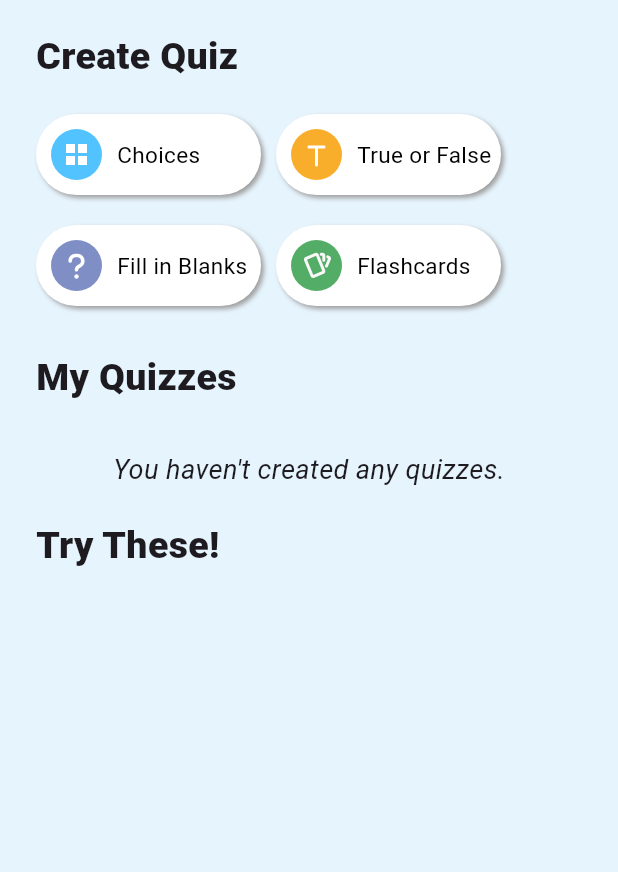
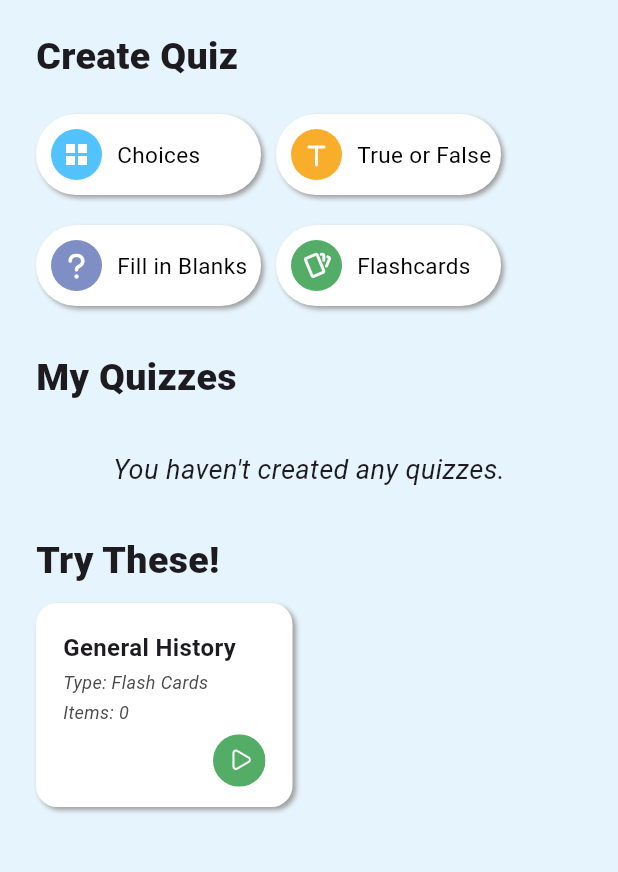
Before and after one commit to viancie/quizzard, a Flutter app: the QuizPage screen opened by its route, on a phone screen of 412 x 824 dp, the part 84-956 px from its top. Run offline on Flutter 3.47's test engine with Material 3 defaults, Android fonts, the phone set to English and light mode, and no system bars; our stand-ins replace flutter_svg; project files that could hold a hidden picture were left out.

Commit message:
quiz page create quiz done, no edit and play button functions yet. and walay data

```diff
--- /dev/null
+++ b/lib/components/my_quiz_tile.dart
@@ -0,0 +1,99 @@
+import 'package:flutter/cupertino.dart';
+import 'package:flutter/material.dart';
+import 'package:flutter_svg/svg.dart';
+import 'package:quizzard/model/quiz.dart';
+
+class MyQuiz extends StatefulWidget {
+  final Quiz quiz;
+  final int typeQuiz; // 0 means customize, -1 means built in
+  const MyQuiz({super.key, required this.quiz, required this.typeQuiz});
+
+  @override
+  State<MyQuiz> createState() => _MyQuiz();
+}
+
+class _MyQuiz extends State<MyQuiz> {
+  @override
+  Widget build(BuildContext context) {
+    return Container(
+        margin: EdgeInsets.only(bottom: 15, right: 10),
+        width: 171,
+        decoration: BoxDecoration(
+            color: Colors.white,
+            borderRadius: BorderRadius.circular(14),
+            boxShadow: const [
+              BoxShadow(
+                color: Colors.grey,
+                blurRadius: 2.0,
+                spreadRadius: 0.0,
+                offset: Offset(2.0, 2.0),
+              )
+            ]),
+        child: Padding(
+          padding: const EdgeInsets.only(left: 18, right: 18, top: 18, bottom: 18),
+          child: Column(
+            children: [
+              Align(
+                alignment: Alignment.topLeft,
+                child: Text(widget.quiz.title,
+                    style:
+                        const TextStyle(fontWeight: FontWeight.w600, fontSize: 16)),
+              ),
+              SizedBox(height: 3,),
+              // type
+              Align(
+                alignment: Alignment.topLeft,
+                child: Text(
+                  widget.quiz.type == 1
+                      ? "Type: Multiple Choice"
+                      : widget.quiz.type == 2
+                          ? "Type: True or False"
+                          : widget.quiz.type == 3
+                              ? "Type: Fill in the Blanks"
+                              : "Type: Flash Cards",
+                  style: const TextStyle(
+                    fontSize: 12,
+                    fontStyle: FontStyle.italic,
+                    color: Color(0xFF4B4B4B),
+                  ),
+                ),
+              ),
+              SizedBox(height: 3,),
+              // number of items
+              Align(
+                alignment: Alignment.topLeft,
+                child: Text(
+                  "Items: ${widget.quiz.questionTable.length}",
+                  style: const TextStyle(
+                    fontSize: 12,
+                    color: Color(0xFF4B4B4B),
+                    fontStyle: FontStyle.italic,
+                  ),
+                ),
+              ),
+              SizedBox(height: 6,),
+
+              widget.typeQuiz == 0 ?
+              Padding(
+                padding: const EdgeInsets.only(left: 50),
+                child: Row(
+                  children: [
+                    // play icon
+                    SvgPicture.asset("lib/assets/play_icon.svg"),
+                    // edit icon
+                    Padding(
+                      padding: const EdgeInsets.only(left: 10),
+                      child: SvgPicture.asset("lib/assets/edit_icon.svg"),
+                    )
+                  ],
+                ),
+              )
+              : Padding(
+                padding: const EdgeInsets.only(left: 100),
+                child: SvgPicture.asset("lib/assets/play_icon.svg"),
+              )
+            ],
+          ),
+        ));
+  }
+}
--- a/lib/components/topic_button.dart
+++ b/lib/components/topic_button.dart
@@ -3,11 +3,11 @@ import 'package:flutter_svg/svg.dart';
 
 class TopicButton extends StatefulWidget {
   final bool isClicked;
-  final void Function()? onTap;
+  void Function()? onTap;
   final String iconPressedPath;
   final String iconDefaultPath;
   final String text;
-  const TopicButton(
+  TopicButton(
       {super.key,
       required this.isClicked,
       required this.onTap,
--- /dev/null
+++ b/lib/model/questions.dart
@@ -0,0 +1,15 @@
+class Question {
+  late String qText;
+  late List<String> choices;
+
+  // constructor
+  Question(String q, List<String> c) {
+    qText = q;
+    choices = c;
+  }
+
+  Question.noChoices(String q) {
+    qText = q;
+    choices = [];
+  }
+}
--- a/lib/model/quiz.dart
+++ b/lib/model/quiz.dart
@@ -1,3 +1,29 @@
+import 'dart:collection';
+
+import 'package:quizzard/model/questions.dart';
+
 class Quiz {
+  late String title;
+  late int type; // 1 - choices, 2 - TF, 3 - Blanks, 4 - Cards
+  late HashMap<Question, String> questionTable;
+
+  // constructor
+  Quiz(String t, int ty, HashMap<Question, String> q) {
+    title = t;
+    type = ty;
+    questionTable = q;
+  }
+
+  Quiz.onlyTitle(String t) {
+    title = t;
+    type = 0;
+    questionTable = HashMap();
+  }
+
+  // method to add question to quiz
+  void addQuestion(Question q, String answer) {
+    questionTable.addAll({q: answer});
+  }
+
 
 }
--- a/lib/pages/quiz_page.dart
+++ b/lib/pages/quiz_page.dart
@@ -1,5 +1,10 @@
+import 'dart:collection';
+
 import 'package:flutter/material.dart';
+import 'package:quizzard/components/dialog_create.dart';
+import 'package:quizzard/components/my_quiz_tile.dart';
 import 'package:quizzard/components/topic_button.dart';
+import 'package:quizzard/model/questions.dart';
 import 'package:quizzard/model/quiz.dart';
 
 class QuizPage extends StatefulWidget {
@@ -10,14 +15,94 @@ class QuizPage extends StatefulWidget {
 }
 
 class _QuizPageState extends State<QuizPage> {
+  final TextEditingController _controller = TextEditingController();
+  int selected = -1;
+  List<Quiz> myQuizzes = [];
+  List<Quiz> tryTheseQuizzes = [];
 
-  List<Quiz> myQuizzes = [];
+  void saveQuiz() {
+    setState(() {
+      HashMap<Question, String> hTable = HashMap();
+      myQuizzes.add(Quiz(_controller.text, selected, hTable ));
+      _controller.clear();
+    });
+    Navigator.pop(context);
+  }
+
+  void createMCQuiz() {
+    setState(() {
+      selected = 1;
+    });
+
+    showDialog(
+        context: context,
+        builder: (context) {
+          return CreateQuiz(
+            type: 1,
+            controller: _controller,
+            onCreate: saveQuiz,
+            onCancel: () => Navigator.pop(context),
+          );
+        });
+  }
+
+  void createTFQuiz() {
+    setState(() {
+      selected = 2;
+    });
+
+    showDialog(
+        context: context,
+        builder: (context) {
+          return CreateQuiz(
+            type: 2,
+            controller: _controller,
+            onCreate: saveQuiz,
+            onCancel: () => Navigator.pop(context),
+          );
+        });
+  }
+
+  void createBlanksQuiz() {
+    setState(() {
+      selected = 3;
+    });
+
+    showDialog(
+        context: context,
+        builder: (context) {
+          return CreateQuiz(
+            type: 3,
+            controller: _controller,
+            onCreate: saveQuiz,
+            onCancel: () => Navigator.pop(context),
+          );
+        });
+  }
+
+  void createCardsQuiz() {
+    setState(() {
+      selected = 4;
+    });
+
+    showDialog(
+        context: context,
+        builder: (context) {
+          return CreateQuiz(
+            type: 4,
+            controller: _controller,
+            onCreate: saveQuiz,
+            onCancel: () => Navigator.pop(context),
+          );
+        });
+  }
 
   @override
   Widget build(BuildContext context) {
+    tryTheseQuizzes.add(Quiz.onlyTitle("General History"));
+
     return Scaffold(
       backgroundColor: const Color.fromARGB(255, 230, 244, 253),
-
       appBar: AppBar(
         backgroundColor: Colors.white,
         elevation: 0,
@@ -26,30 +111,29 @@ class _QuizPageState extends State<QuizPage> {
           style: TextStyle(fontWeight: FontWeight.w900),
         ),
       ),
-      body: Padding(
+      body: SingleChildScrollView(
+        child: SizedBox(
+          height: 630,
+          child: Padding(
             padding: const EdgeInsets.only(right: 24, left: 24),
-        child: Column(
-          children: [
+            child: Column(children: [
               const SizedBox(height: 20),
               // text create quiz
               const Align(
                 alignment: Alignment.topLeft,
-              child: Text(
-                "Create Quiz",
+                child: Text("Create Quiz",
                     style: TextStyle(
                       fontWeight: FontWeight.w900,
                       fontSize: 25,
-
-                )
-              ),
+                    )),
               ),
               const SizedBox(height: 20),
               // buttons for type of quiz
-            const Row(
+              Row(
                 children: [
                   TopicButton(
                     isClicked: false,
-                    onTap: null,
+                    onTap: createMCQuiz,
                     iconDefaultPath: "lib/assets/multiple_choice.svg",
                     iconPressedPath: "lib/assets/multiple_choice.svg",
                     text: "Choices",
@@ -59,7 +143,7 @@ class _QuizPageState extends State<QuizPage> {
                   ),
                   TopicButton(
                     isClicked: false,
-                      onTap: null,
+                    onTap: createTFQuiz,
                     iconDefaultPath: "lib/assets/true_false.svg",
                     iconPressedPath: "lib/assets/true_false.svg",
                     text: "True or False",
@@ -67,11 +151,11 @@ class _QuizPageState extends State<QuizPage> {
                 ],
               ),
               const SizedBox(height: 20),
-              const Row(
+              Row(
                 children: [
                   TopicButton(
                     isClicked: false,
-                    onTap: null,
+                    onTap: createBlanksQuiz,
                     iconDefaultPath: "lib/assets/fill_blanks.svg",
                     iconPressedPath: "lib/assets/fill_blanks.svg",
                     text: "Fill in Blanks",
@@ -81,7 +165,7 @@ class _QuizPageState extends State<QuizPage> {
                   ),
                   TopicButton(
                     isClicked: false,
-                      onTap: null,
+                    onTap: createCardsQuiz,
                     iconDefaultPath: "lib/assets/flash_cards.svg",
                     iconPressedPath: "lib/assets/flash_cards.svg",
                     text: "Flashcards",
@@ -93,50 +177,65 @@ class _QuizPageState extends State<QuizPage> {
               // my quizzes text
               const Align(
                 alignment: Alignment.topLeft,
-              child: Text(
-                "My Quizzes",
+                child: Text("My Quizzes",
                     style: TextStyle(
                       fontWeight: FontWeight.w900,
                       fontSize: 25,
-
-                )
-              ),
+                    )),
               ),
 
-            const SizedBox(height: 10,),
+              const SizedBox(
+                height: 10,
+              ),
               // list of quizzes
-            myQuizzes.isEmpty ?
-            const Padding(
+              myQuizzes.isEmpty
+                  ? const Padding(
                       padding: EdgeInsets.all(20),
-              child: Text(
-                "You haven't created any quizzes.",
+                      child: Text("You haven't created any quizzes.",
                           style: TextStyle(
                               fontStyle: FontStyle.italic,
                               fontSize: 18,
-                  fontWeight: FontWeight.normal
-                )),
-            ) :
-            ListView.builder(
+                              fontWeight: FontWeight.normal)),
+                    )
+                  : SizedBox(
+                      height: 151,
+                      child: ListView.builder(
+                          itemCount: myQuizzes.length,
+                          scrollDirection: Axis.horizontal,
                           itemBuilder: (context, index) {
-                return Container();
+                            return MyQuiz(quiz: myQuizzes[index], typeQuiz: 0);
                           }),
-
+                    ),
+              const SizedBox(
+                height: 10,
+              ),
               // try these! text
               const Align(
                 alignment: Alignment.topLeft,
-              child: Text(
-                "Try These!",
+                child: Text("Try These!",
                     style: TextStyle(
                       fontWeight: FontWeight.w900,
                       fontSize: 25,
+                    )),
+              ),
+              const SizedBox(
+                height: 10,
+              ),
 
+              // list of built in quizzes
+              SizedBox(
+                height: 151,
+                child: ListView.builder(
+                    itemCount: tryTheseQuizzes.length,
+                    scrollDirection: Axis.horizontal,
+                    itemBuilder: (cont, ind) {
+                      return MyQuiz(quiz: tryTheseQuizzes[ind], typeQuiz: -1);
+                    }),
               )
+            ]),
           ),
         ),
-            // list of built in quizzes
-          ]
       ),
-      )
     );
   }
 }
```
Also changed, not shown: lib/components/dialog_create.dart (added, +133 -0 lines), lib/components/my_quiz.dart (deleted, +0 -12 lines). Lines whose indentation alone changed are shown as unchanged.
